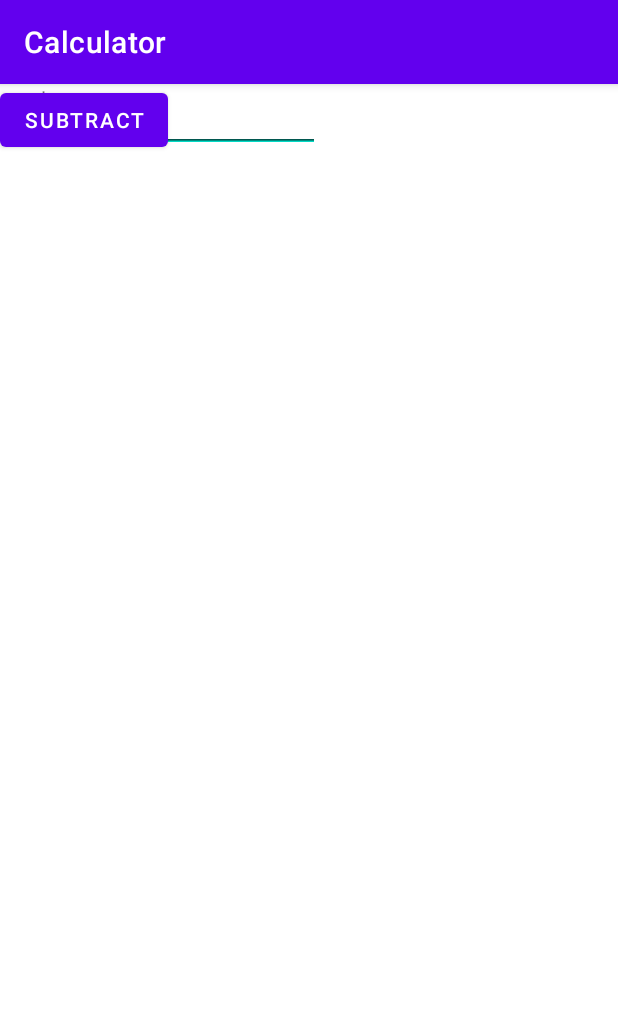
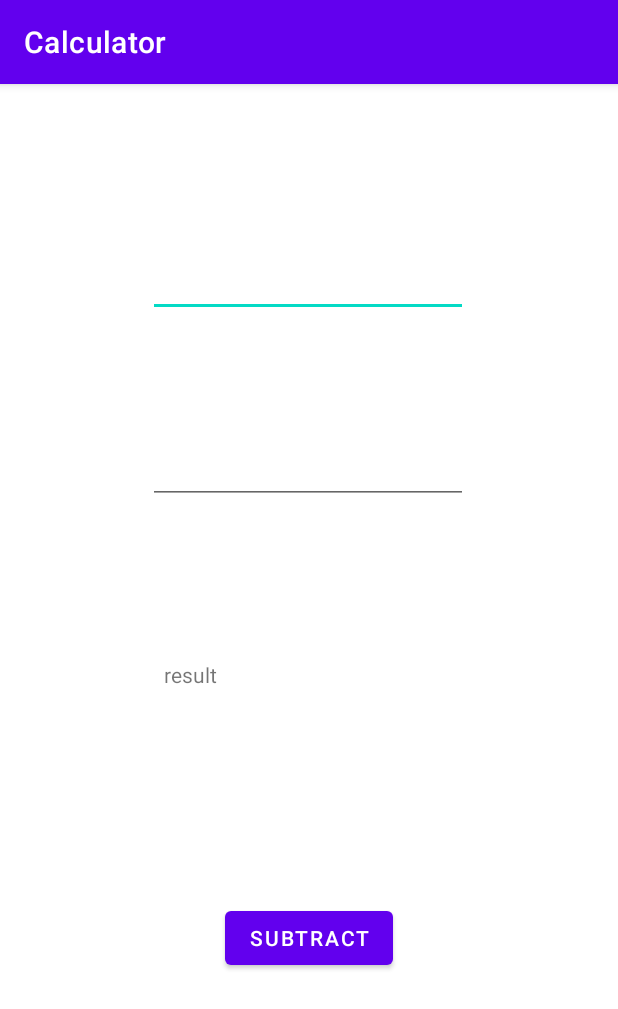
Before and after one commit to minhpham2023/CalculatorProject, an Android app: the screen it shows after launch (MainActivity), on a phone screen of 412 x 824 dp. Shown: the top 1009 px of the screen. Run offline under Robolectric (Android 15) with nearby library versions, the phone set to English and light mode, and no system bars.

Commit message:
edit constraintLayout.

```diff
--- a/app/src/main/res/layout/activity_main.xml
+++ b/app/src/main/res/layout/activity_main.xml
@@ -8,11 +8,14 @@
 
     <TextView
         android:id="@+id/result"
-        android:layout_width="145dp"
-        android:layout_height="65dp"
+        android:layout_width="193dp"
+        android:layout_height="82dp"
         android:text="result"
-        tools:layout_editor_absoluteX="87dp"
-        tools:layout_editor_absoluteY="96dp" />
+        app:layout_constraintBottom_toBottomOf="parent"
+        app:layout_constraintEnd_toEndOf="parent"
+        app:layout_constraintStart_toStartOf="parent"
+        app:layout_constraintTop_toTopOf="parent"
+        app:layout_constraintVertical_bias="0.56" />
 
     <EditText
         android:id="@+id/input1"
@@ -20,32 +23,50 @@
         android:layout_height="wrap_content"
         android:ems="10"
         android:inputType="number"
-        tools:layout_editor_absoluteX="33dp"
-        tools:layout_editor_absoluteY="312dp" />
+        android:minHeight="48dp"
+        app:layout_constraintBottom_toTopOf="@+id/input2"
+        app:layout_constraintEnd_toEndOf="parent"
+        app:layout_constraintHorizontal_bias="0.497"
+        app:layout_constraintStart_toStartOf="parent"
+        app:layout_constraintTop_toTopOf="parent"
+        app:layout_constraintVertical_bias="0.585"
+        tools:ignore="SpeakableTextPresentCheck" />
 
     <EditText
         android:id="@+id/input2"
         android:layout_width="wrap_content"
         android:layout_height="wrap_content"
+        android:layout_marginBottom="104dp"
         android:ems="10"
         android:inputType="number"
-        tools:layout_editor_absoluteX="98dp"
-        tools:layout_editor_absoluteY="394dp" />
+        android:minHeight="48dp"
+        app:layout_constraintBottom_toTopOf="@+id/result"
+        app:layout_constraintEnd_toEndOf="parent"
+        app:layout_constraintHorizontal_bias="0.497"
+        app:layout_constraintStart_toStartOf="parent"
+        tools:ignore="SpeakableTextPresentCheck" />
 
     <TextView
         android:id="@+id/textView_subtract"
         android:layout_width="35dp"
         android:layout_height="35dp"
+        android:layout_marginTop="112dp"
         android:text="-"
-        tools:layout_editor_absoluteX="132dp"
-        tools:layout_editor_absoluteY="226dp" />
+        app:layout_constraintBottom_toTopOf="@+id/input1"
+        app:layout_constraintEnd_toEndOf="parent"
+        app:layout_constraintStart_toStartOf="parent"
+        app:layout_constraintTop_toBottomOf="@+id/result"
+        app:layout_constraintVertical_bias="0.0" />
 
     <Button
         android:id="@+id/button_Subtract"
         android:layout_width="wrap_content"
         android:layout_height="wrap_content"
+        android:layout_marginBottom="96dp"
         android:text="Subtract"
-        tools:layout_editor_absoluteX="140dp"
-        tools:layout_editor_absoluteY="541dp" />
+        app:layout_constraintBottom_toBottomOf="parent"
+        app:layout_constraintEnd_toEndOf="parent"
+        app:layout_constraintStart_toStartOf="parent"
+        app:layout_constraintTop_toBottomOf="@+id/result" />
 
 </androidx.constraintlayout.widget.ConstraintLayout>
```
